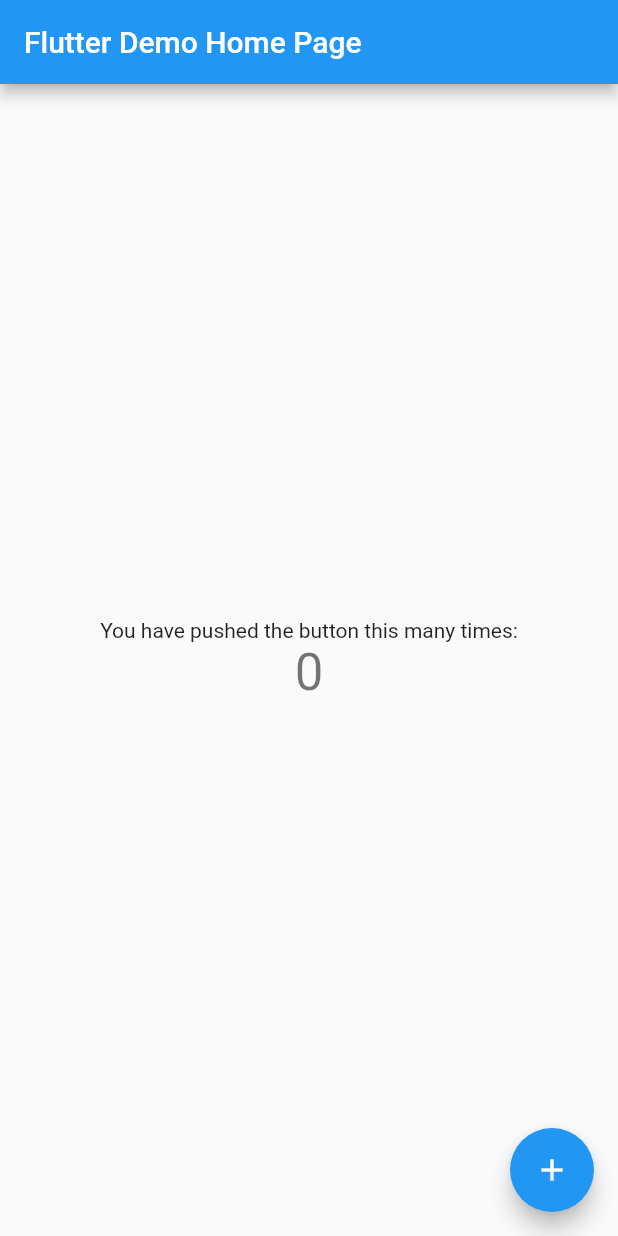
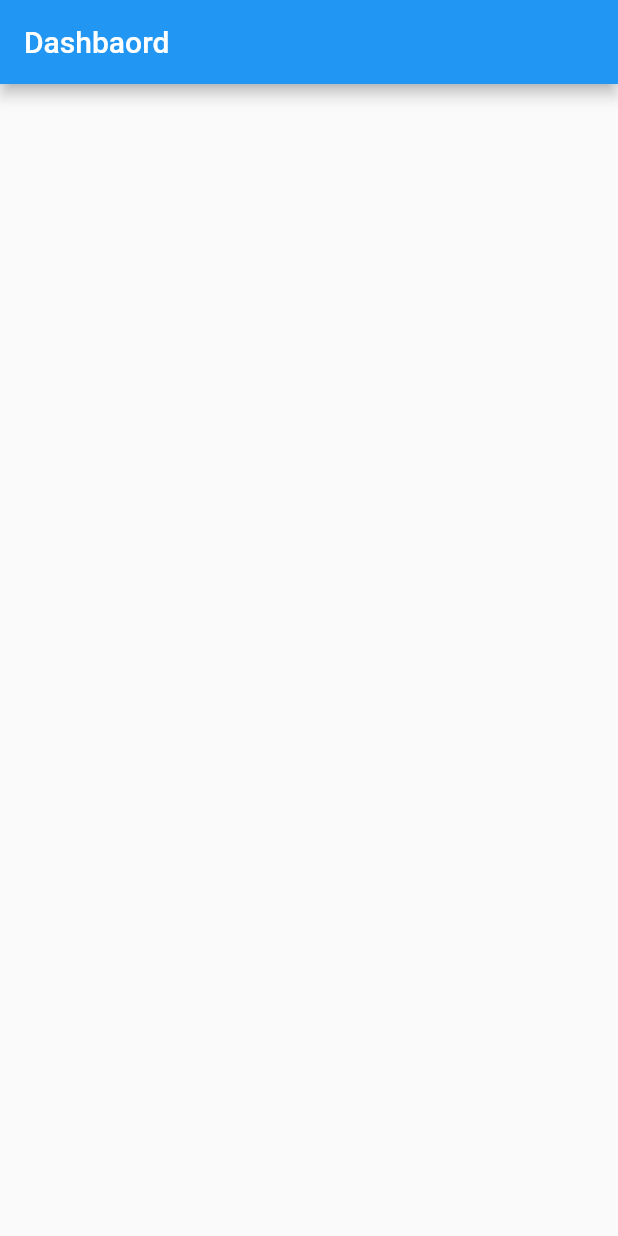
Before and after one commit to sdoshi983/flutter-vizmo__task, a Flutter app: the screen it shows after launch, on a phone screen of 412 x 824 dp. Run offline on Flutter 3.47's test engine with Material 2 defaults, Android fonts, the phone set to English and light mode, and no system bars.

Commit message:
dashboard page started

```diff
--- a/lib/main.dart
+++ b/lib/main.dart
@@ -1,4 +1,5 @@
 import 'package:flutter/material.dart';
+import 'package:vizmo_task/screens/dashboard.dart';
 
 void main() {
   runApp(const MyApp());
@@ -13,103 +14,94 @@ class MyApp extends StatelessWidget {
     return MaterialApp(
       title: 'Flutter Demo',
       theme: ThemeData(
-        // This is the theme of your application.
-        //
-        // Try running your application with "flutter run". You'll see the
-        // application has a blue toolbar. Then, without quitting the app, try
-        // changing the primarySwatch below to Colors.green and then invoke
-        // "hot reload" (press "r" in the console where you ran "flutter run",
-        // or simply save your changes to "hot reload" in a Flutter IDE).
-        // Notice that the counter didn't reset back to zero; the application
-        // is not restarted.
         primarySwatch: Colors.blue,
       ),
-      home: const MyHomePage(title: 'Flutter Demo Home Page'),
+      home: Dashboard()
     );
   }
 }
 
-class MyHomePage extends StatefulWidget {
-  const MyHomePage({Key? key, required this.title}) : super(key: key);
-
-  // This widget is the home page of your application. It is stateful, meaning
-  // that it has a State object (defined below) that contains fields that affect
-  // how it looks.
-
-  // This class is the configuration for the state. It holds the values (in this
-  // case the title) provided by the parent (in this case the App widget) and
-  // used by the build method of the State. Fields in a Widget subclass are
-  // always marked "final".
-
-  final String title;
-
-  @override
-  State<MyHomePage> createState() => _MyHomePageState();
-}
-
-class _MyHomePageState extends State<MyHomePage> {
-  int _counter = 0;
-
-  void _incrementCounter() {
-    setState(() {
-      // This call to setState tells the Flutter framework that something has
-      // changed in this State, which causes it to rerun the build method below
-      // so that the display can reflect the updated values. If we changed
-      // _counter without calling setState(), then the build method would not be
-      // called again, and so nothing would appear to happen.
-      _counter++;
-    });
-  }
-
-  @override
-  Widget build(BuildContext context) {
-    // This method is rerun every time setState is called, for instance as done
-    // by the _incrementCounter method above.
-    //
-    // The Flutter framework has been optimized to make rerunning build methods
-    // fast, so that you can just rebuild anything that needs updating rather
-    // than having to individually change instances of widgets.
-    return Scaffold(
-      appBar: AppBar(
-        // Here we take the value from the MyHomePage object that was created by
-        // the App.build method, and use it to set our appbar title.
-        title: Text(widget.title),
-      ),
-      body: Center(
-        // Center is a layout widget. It takes a single child and positions it
-        // in the middle of the parent.
-        child: Column(
-          // Column is also a layout widget. It takes a list of children and
-          // arranges them vertically. By default, it sizes itself to fit its
-          // children horizontally, and tries to be as tall as its parent.
-          //
-          // Invoke "debug painting" (press "p" in the console, choose the
-          // "Toggle Debug Paint" action from the Flutter Inspector in Android
-          // Studio, or the "Toggle Debug Paint" command in Visual Studio Code)
-          // to see the wireframe for each widget.
-          //
-          // Column has various properties to control how it sizes itself and
-          // how it positions its children. Here we use mainAxisAlignment to
-          // center the children vertically; the main axis here is the vertical
-          // axis because Columns are vertical (the cross axis would be
-          // horizontal).
-          mainAxisAlignment: MainAxisAlignment.center,
-          children: <Widget>[
-            const Text(
-              'You have pushed the button this many times:',
-            ),
-            Text(
-              '$_counter',
-              style: Theme.of(context).textTheme.headline4,
-            ),
-          ],
-        ),
-      ),
-      floatingActionButton: FloatingActionButton(
-        onPressed: _incrementCounter,
-        tooltip: 'Increment',
-        child: const Icon(Icons.add),
-      ), // This trailing comma makes auto-formatting nicer for build methods.
-    );
-  }
-}
+// class MyHomePage extends StatefulWidget {
+//   const MyHomePage({Key? key, required this.title}) : super(key: key);
+//
+//   // This widget is the home page of your application. It is stateful, meaning
+//   // that it has a State object (defined below) that contains fields that affect
+//   // how it looks.
+//
+//   // This class is the configuration for the state. It holds the values (in this
+//   // case the title) provided by the parent (in this case the App widget) and
+//   // used by the build method of the State. Fields in a Widget subclass are
+//   // always marked "final".
+//
+//   final String title;
+//
+//   @override
+//   State<MyHomePage> createState() => _MyHomePageState();
+// }
+//
+// class _MyHomePageState extends State<MyHomePage> {
+//   int _counter = 0;
+//
+//   void _incrementCounter() {
+//     setState(() {
+//       // This call to setState tells the Flutter framework that something has
+//       // changed in this State, which causes it to rerun the build method below
+//       // so that the display can reflect the updated values. If we changed
+//       // _counter without calling setState(), then the build method would not be
+//       // called again, and so nothing would appear to happen.
+//       _counter++;
+//     });
+//   }
+//
+//   @override
+//   Widget build(BuildContext context) {
+//     // This method is rerun every time setState is called, for instance as done
+//     // by the _incrementCounter method above.
+//     //
+//     // The Flutter framework has been optimized to make rerunning build methods
+//     // fast, so that you can just rebuild anything that needs updating rather
+//     // than having to individually change instances of widgets.
+//     return Scaffold(
+//       appBar: AppBar(
+//         // Here we take the value from the MyHomePage object that was created by
+//         // the App.build method, and use it to set our appbar title.
+//         title: Text(widget.title),
+//       ),
+//       body: Center(
+//         // Center is a layout widget. It takes a single child and positions it
+//         // in the middle of the parent.
+//         child: Column(
+//           // Column is also a layout widget. It takes a list of children and
+//           // arranges them vertically. By default, it sizes itself to fit its
+//           // children horizontally, and tries to be as tall as its parent.
+//           //
+//           // Invoke "debug painting" (press "p" in the console, choose the
+//           // "Toggle Debug Paint" action from the Flutter Inspector in Android
+//           // Studio, or the "Toggle Debug Paint" command in Visual Studio Code)
+//           // to see the wireframe for each widget.
+//           //
+//           // Column has various properties to control how it sizes itself and
+//           // how it positions its children. Here we use mainAxisAlignment to
+//           // center the children vertically; the main axis here is the vertical
+//           // axis because Columns are vertical (the cross axis would be
+//           // horizontal).
+//           mainAxisAlignment: MainAxisAlignment.center,
+//           children: <Widget>[
+//             const Text(
+//               'You have pushed the button this many times:',
+//             ),
+//             Text(
+//               '$_counter',
+//               style: Theme.of(context).textTheme.headline4,
+//             ),
+//           ],
+//         ),
+//       ),
+//       floatingActionButton: FloatingActionButton(
+//         onPressed: _incrementCounter,
+//         tooltip: 'Increment',
+//         child: const Icon(Icons.add),
+//       ), // This trailing comma makes auto-formatting nicer for build methods.
+//     );
+//   }
+// }
--- /dev/null
+++ b/lib/screens/dashboard.dart
@@ -0,0 +1,18 @@
+import 'package:flutter/cupertino.dart';
+import 'package:flutter/material.dart';
+
+class Dashboard extends StatefulWidget {
+  @override
+  State<Dashboard> createState() => _DashboardState();
+}
+
+class _DashboardState extends State<Dashboard> {
+  @override
+  Widget build(BuildContext context) {
+    return Scaffold(
+      appBar: AppBar(
+        title: Text('Dashbaord'),
+      ),
+    );
+  }
+}
```
